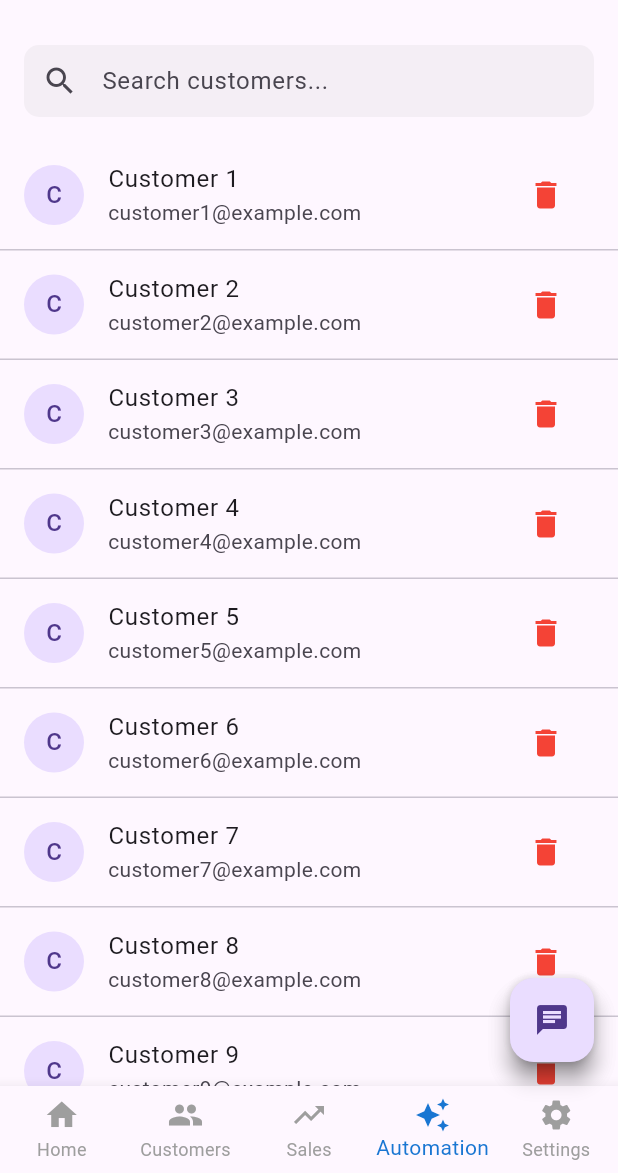
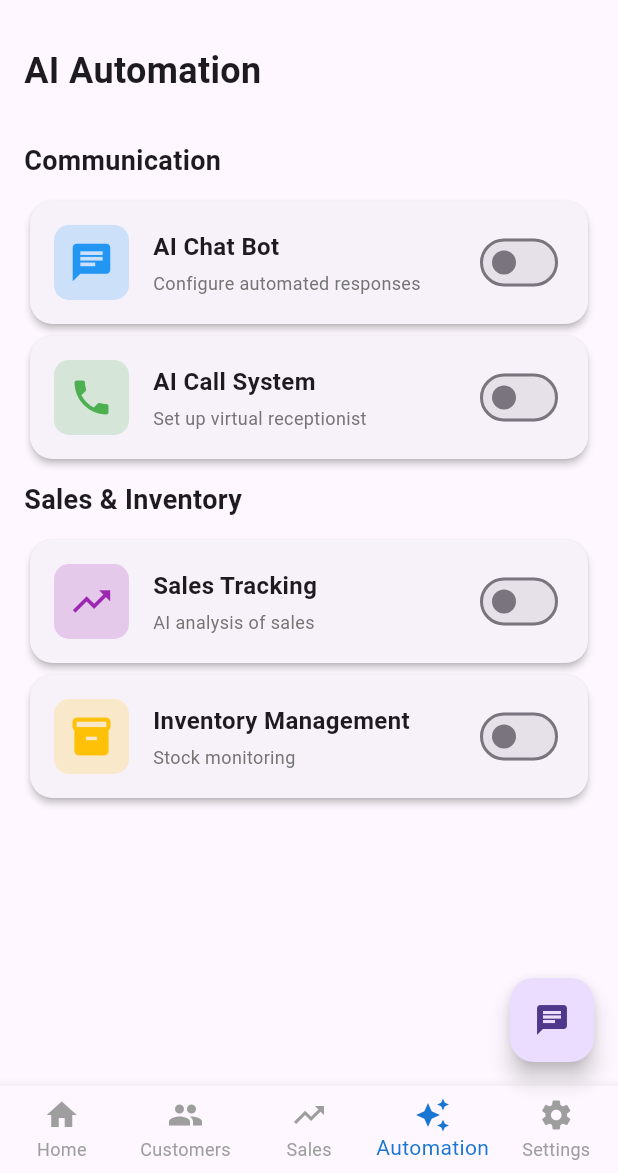
Before and after one commit to udisha1234/Business.AI, a Flutter app: the screen it shows after launch, item 4 of the bottom bar chosen, on a phone screen of 412 x 824 dp, the part 63-1236 px from its top. Run offline on Flutter 3.47's test engine with Material 3 defaults, Android fonts, the phone set to English and light mode, and no system bars; our stand-ins replace get, shared_preferences; Roboto replaces fonts that are missing (Poppins).

Commit message:
feat: added automation and settings

```diff
--- /dev/null
+++ b/businessai_flutter_frontend/lib/features/automation/data/sources/automation_api.dart
@@ -0,0 +1,15 @@
+import 'dart:convert';
+import 'package:http/http.dart' as http;
+
+class AutomationApi {
+  Future<List<Map<String, dynamic>>> fetchAutomationFeatures() async {
+    final response = await http.get(Uri.parse('https://api.example.com/automation'));
+
+    if (response.statusCode == 200) {
+      List<dynamic> jsonData = jsonDecode(response.body);
+      return jsonData.cast<Map<String, dynamic>>();
+    } else {
+      throw Exception('Failed to fetch automation data');
+    }
+  }
+}
--- /dev/null
+++ b/businessai_flutter_frontend/lib/features/automation/domain/controllers/automation_controller.dart
@@ -0,0 +1,9 @@
+import 'package:get/get.dart';
+
+class AutomationController extends GetxController {
+  var isAutomationEnabled = List<bool>.filled(10, false).obs;
+
+  void toggleAutomation(int index, bool value) {
+    isAutomationEnabled[index] = value;
+  }
+}
--- /dev/null
+++ b/businessai_flutter_frontend/lib/features/automation/presentation/pages/automation_tab.dart
@@ -0,0 +1,38 @@
+import 'package:flutter/material.dart';
+import 'package:get/get.dart';
+import '../../domain/controllers/automation_controller.dart';
+import '../widgets/automation_card.dart';
+
+class AutomationTab extends StatelessWidget {
+  final AutomationController controller = Get.put(AutomationController());
+
+  @override
+  Widget build(BuildContext context) {
+    return SingleChildScrollView(
+      padding: EdgeInsets.all(16),
+      child: Column(
+        crossAxisAlignment: CrossAxisAlignment.start,
+        children: [
+          Text(
+            'AI Automation',
+            style: TextStyle(fontSize: 24, fontWeight: FontWeight.bold),
+          ),
+          SizedBox(height: 20),
+          _buildSectionHeader('Communication'),
+          AutomationCard(title: 'AI Chat Bot', description: 'Configure automated responses', icon: Icons.chat, color: Colors.blue, index: 0),
+          AutomationCard(title: 'AI Call System', description: 'Set up virtual receptionist', icon: Icons.phone, color: Colors.green, index: 1),
+          _buildSectionHeader('Sales & Inventory'),
+          AutomationCard(title: 'Sales Tracking', description: 'AI analysis of sales', icon: Icons.trending_up, color: Colors.purple, index: 2),
+          AutomationCard(title: 'Inventory Management', description: 'Stock monitoring', icon: Icons.inventory, color: Colors.amber, index: 3),
+        ],
+      ),
+    );
+  }
+
+  Widget _buildSectionHeader(String title) {
+    return Padding(
+      padding: EdgeInsets.symmetric(vertical: 10),
+      child: Text(title, style: TextStyle(fontSize: 18, fontWeight: FontWeight.bold)),
+    );
+  }
+}
--- /dev/null
+++ b/businessai_flutter_frontend/lib/features/automation/presentation/widgets/automation_card.dart
@@ -0,0 +1,52 @@
+import 'package:flutter/material.dart';
+import 'package:get/get.dart';
+import '../../domain/controllers/automation_controller.dart';
+
+class AutomationCard extends StatelessWidget {
+  final String title;
+  final String description;
+  final IconData icon;
+  final Color color;
+  final int index;
+
+  AutomationCard({required this.title, required this.description, required this.icon, required this.color, required this.index});
+
+  final AutomationController controller = Get.find();
+
+  @override
+  Widget build(BuildContext context) {
+    return Obx(() => Card(
+          elevation: 2,
+          shape: RoundedRectangleBorder(borderRadius: BorderRadius.circular(15)),
+          child: Padding(
+            padding: EdgeInsets.all(16),
+            child: Row(
+              children: [
+                Container(
+                  width: 50,
+                  height: 50,
+                  decoration: BoxDecoration(color: color.withOpacity(0.2), borderRadius: BorderRadius.circular(10)),
+                  child: Icon(icon, color: color, size: 30),
+                ),
+                SizedBox(width: 16),
+                Expanded(
+                  child: Column(
+                    crossAxisAlignment: CrossAxisAlignment.start,
+                    children: [
+                      Text(title, style: TextStyle(fontSize: 16, fontWeight: FontWeight.bold)),
+                      SizedBox(height: 4),
+                      Text(description, style: TextStyle(fontSize: 12, color: Colors.grey[600])),
+                    ],
+                  ),
+                ),
+                Switch(
+                  value: controller.isAutomationEnabled[index],
+                  onChanged: (value) => controller.toggleAutomation(index, value),
+                  activeColor: color,
+                ),
+              ],
+            ),
+          ),
+        ));
+  }
+}
--- a/businessai_flutter_frontend/lib/features/dashboard/presentation/pages/dashboard_screen.dart
+++ b/businessai_flutter_frontend/lib/features/dashboard/presentation/pages/dashboard_screen.dart
@@ -1,7 +1,9 @@
 import 'package:flutter/material.dart';
 import '../../../ai_chat/presentation/pages/ai_chat_assistant.dart';
+import '../../../automation/presentation/pages/automation_tab.dart';
 import '../../../customers/presentation/pages/customer_tab.dart';
 import '../../../sales/presentation/pages/sales_tab.dart';
+import '../../../settings/presentation/pages/settings_tab.dart';
 import 'home_tab.dart';
 
 class DashboardScreen extends StatefulWidget {
@@ -16,9 +18,9 @@ class _DashboardScreenState extends State<DashboardScreen> {
     HomeTab(),
     CustomerTab(),
     SalesTab(),
+    AutomationTab(),
+    SettingsTab(),
     // HomeTab(),
-    CustomerTab(),
-    HomeTab(),
   ];
 
   @override
--- a/businessai_flutter_frontend/lib/main.dart
+++ b/businessai_flutter_frontend/lib/main.dart
@@ -2,10 +2,15 @@ import 'package:flutter/material.dart';
 import 'package:get/get.dart';
 import 'features/dashboard/presentation/pages/dashboard_screen.dart';
 import 'features/ai_chat/domain/controllers/chat_controller.dart';
+import 'features/automation/domain/controllers/automation_controller.dart';
 
 void main() {
   WidgetsFlutterBinding.ensureInitialized();
+
+  // Dependency Injection
   Get.put(ChatController());
+  Get.put(AutomationController());
+
   runApp(MyApp());
 }
 
--- a/businessai_flutter_frontend/pubspec.yaml
+++ b/businessai_flutter_frontend/pubspec.yaml
@@ -36,6 +36,8 @@ dependencies:
   # Use with the CupertinoIcons class for iOS style icons.
   cupertino_icons: ^1.0.8
   get: ^4.7.2
+  shared_preferences: ^2.5.2
+  http: ^1.3.0
 
 dev_dependencies:
   flutter_test:
```
Also changed, not shown: businessai_flutter_frontend/lib/features/automation/data/repositories/automation_repository.dart (added, +19 -0 lines), businessai_flutter_frontend/lib/features/automation/data/sources/automation_local_db.dart (added, +20 -0 lines), businessai_flutter_frontend/lib/features/automation/domain/models/automation_model.dart (added, +23 -0 lines), businessai_flutter_frontend/lib/features/settings/domain/controllers/settings_controller.dart (added, +53 -0 lines), businessai_flutter_frontend/lib/features/settings/domain/models/settings_model.dart (added, +11 -0 lines), businessai_flutter_frontend/lib/features/settings/presentation/pages/settings_tab.dart (added, +85 -0 lines), businessai_flutter_frontend/lib/features/settings/data/repositories/settings_repository.dart (added), businessai_flutter_frontend/lib/features/settings/data/sources/settings_api.dart (added), businessai_flutter_frontend/lib/features/settings/data/sources/settings_local_db.dart (added), businessai_flutter_frontend/pubspec.lock, 1 other file.
